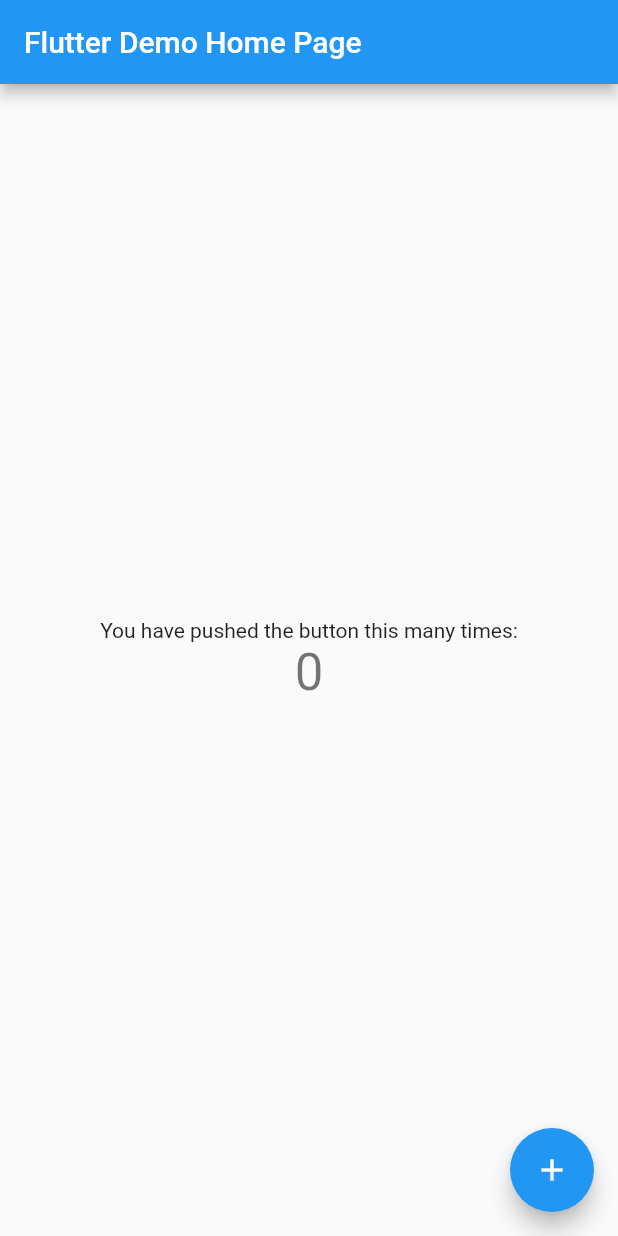
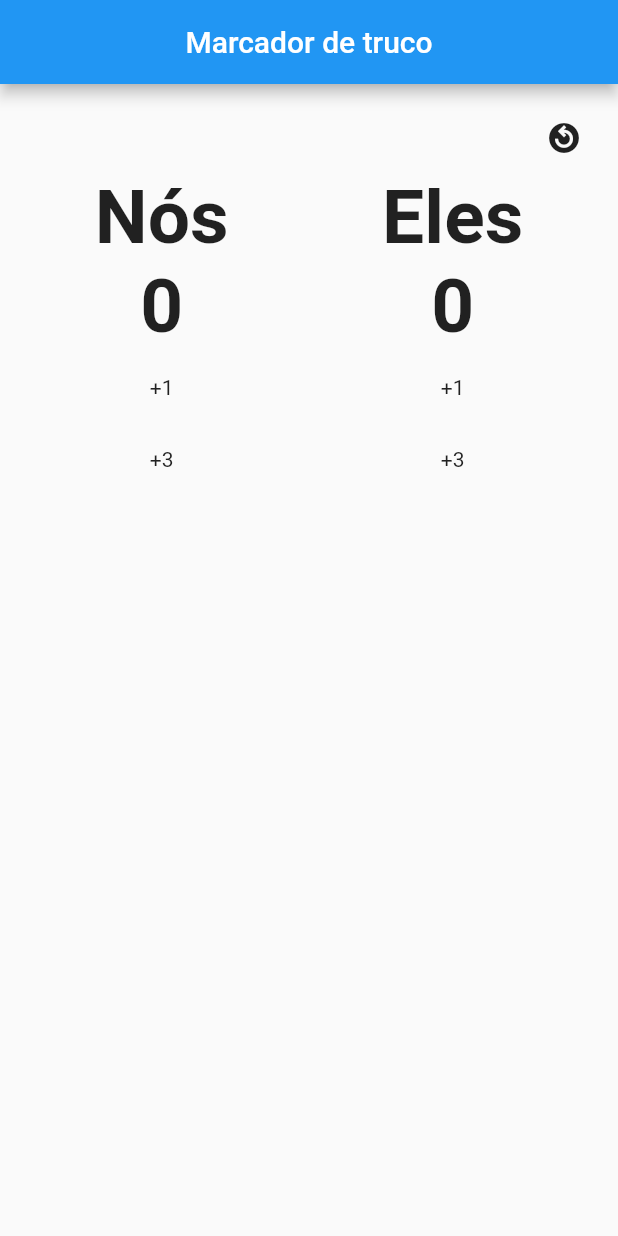
Before and after one commit to CangianiJr/marcador_truco, a Flutter app: the screen it shows after launch, on a phone screen of 412 x 824 dp. Run offline on Flutter 3.47's test engine with Material 2 defaults, Android fonts, the light colour scheme and no system bars.

Commit message:
Layout começado

```diff
--- /dev/null
+++ b/lib/app/constants/times_constants.dart
@@ -0,0 +1,4 @@
+class TimesConstants {
+  static const String nos = "Nós";
+  static const String eles = "Eles";
+}
--- /dev/null
+++ b/lib/app/pages/components/layout_component.dart
@@ -0,0 +1,22 @@
+import 'package:flutter/material.dart';
+
+class LayoutComponent extends StatelessWidget {
+  const LayoutComponent({
+    Key? key,
+    required this.child,
+    required this.title,
+  }) : super(key: key);
+  final Widget child;
+  final String title;
+
+  @override
+  Widget build(BuildContext context) {
+    return Scaffold(
+      appBar: AppBar(
+        title: Text(title),
+        centerTitle: true,
+      ),
+      body: child,
+    );
+  }
+}
--- a/lib/main.dart
+++ b/lib/main.dart
@@ -1,115 +1,6 @@
 import 'package:flutter/material.dart';
+import 'package:marcador_truco/app/app.dart';
 
 void main() {
-  runApp(const MyApp());
+  runApp(const MarcadorTrucoApp());
 }
-
-class MyApp extends StatelessWidget {
-  const MyApp({Key? key}) : super(key: key);
-
-  // This widget is the root of your application.
-  @override
-  Widget build(BuildContext context) {
-    return MaterialApp(
-      title: 'Flutter Demo',
-      theme: ThemeData(
-        // This is the theme of your application.
-        //
-        // Try running your application with "flutter run". You'll see the
-        // application has a blue toolbar. Then, without quitting the app, try
-        // changing the primarySwatch below to Colors.green and then invoke
-        // "hot reload" (press "r" in the console where you ran "flutter run",
-        // or simply save your changes to "hot reload" in a Flutter IDE).
-        // Notice that the counter didn't reset back to zero; the application
-        // is not restarted.
-        primarySwatch: Colors.blue,
-      ),
-      home: const MyHomePage(title: 'Flutter Demo Home Page'),
-    );
-  }
-}
-
-class MyHomePage extends StatefulWidget {
-  const MyHomePage({Key? key, required this.title}) : super(key: key);
-
-  // This widget is the home page of your application. It is stateful, meaning
-  // that it has a State object (defined below) that contains fields that affect
-  // how it looks.
-
-  // This class is the configuration for the state. It holds the values (in this
-  // case the title) provided by the parent (in this case the App widget) and
-  // used by the build method of the State. Fields in a Widget subclass are
-  // always marked "final".
-
-  final String title;
-
-  @override
-  State<MyHomePage> createState() => _MyHomePageState();
-}
-
-class _MyHomePageState extends State<MyHomePage> {
-  int _counter = 0;
-
-  void _incrementCounter() {
-    setState(() {
-      // This call to setState tells the Flutter framework that something has
-      // changed in this State, which causes it to rerun the build method below
-      // so that the display can reflect the updated values. If we changed
-      // _counter without calling setState(), then the build method would not be
-      // called again, and so nothing would appear to happen.
-      _counter++;
-    });
-  }
-
-  @override
-  Widget build(BuildContext context) {
-    // This method is rerun every time setState is called, for instance as done
-    // by the _incrementCounter method above.
-    //
-    // The Flutter framework has been optimized to make rerunning build methods
-    // fast, so that you can just rebuild anything that needs updating rather
-    // than having to individually change instances of widgets.
-    return Scaffold(
-      appBar: AppBar(
-        // Here we take the value from the MyHomePage object that was created by
-        // the App.build method, and use it to set our appbar title.
-        title: Text(widget.title),
-      ),
-      body: Center(
-        // Center is a layout widget. It takes a single child and positions it
-        // in the middle of the parent.
-        child: Column(
-          // Column is also a layout widget. It takes a list of children and
-          // arranges them vertically. By default, it sizes itself to fit its
-          // children horizontally, and tries to be as tall as its parent.
-          //
-          // Invoke "debug painting" (press "p" in the console, choose the
-          // "Toggle Debug Paint" action from the Flutter Inspector in Android
-          // Studio, or the "Toggle Debug Paint" command in Visual Studio Code)
-          // to see the wireframe for each widget.
-          //
-          // Column has various properties to control how it sizes itself and
-          // how it positions its children. Here we use mainAxisAlignment to
-          // center the children vertically; the main axis here is the vertical
-          // axis because Columns are vertical (the cross axis would be
-          // horizontal).
-          mainAxisAlignment: MainAxisAlignment.center,
-          children: <Widget>[
-            const Text(
-              'You have pushed the button this many times:',
-            ),
-            Text(
-              '$_counter',
-              style: Theme.of(context).textTheme.headline4,
-            ),
-          ],
-        ),
-      ),
-      floatingActionButton: FloatingActionButton(
-        onPressed: _incrementCounter,
-        tooltip: 'Increment',
-        child: const Icon(Icons.add),
-      ), // This trailing comma makes auto-formatting nicer for build methods.
-    );
-  }
-}
--- a/pubspec.yaml
+++ b/pubspec.yaml
@@ -29,7 +29,8 @@
 dependencies:
   flutter:
     sdk: flutter
-
+  google_fonts: ^3.0.1
+  shared_preferences: ^2.0.15
 
   # The following adds the Cupertino Icons font to your application.
   # Use with the CupertinoIcons class for iOS style icons.
```
Also changed, not shown: lib/app/pages/resultado/resultado_page.dart (added, +29 -0 lines), pubspec.lock, 1 other file.
